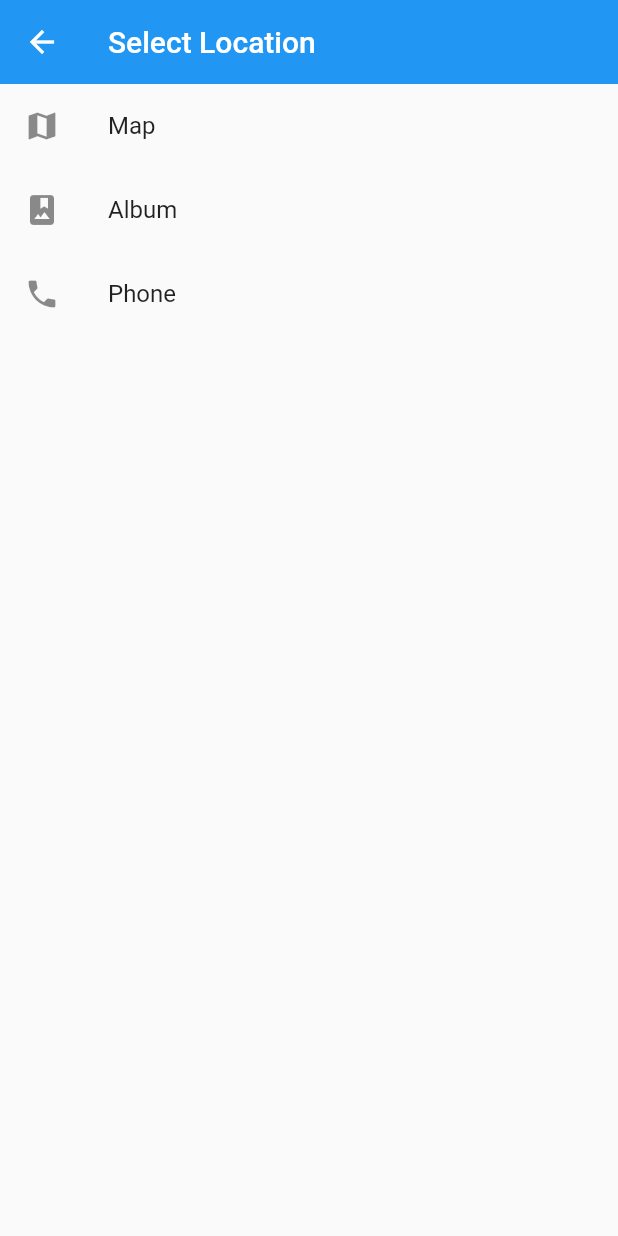
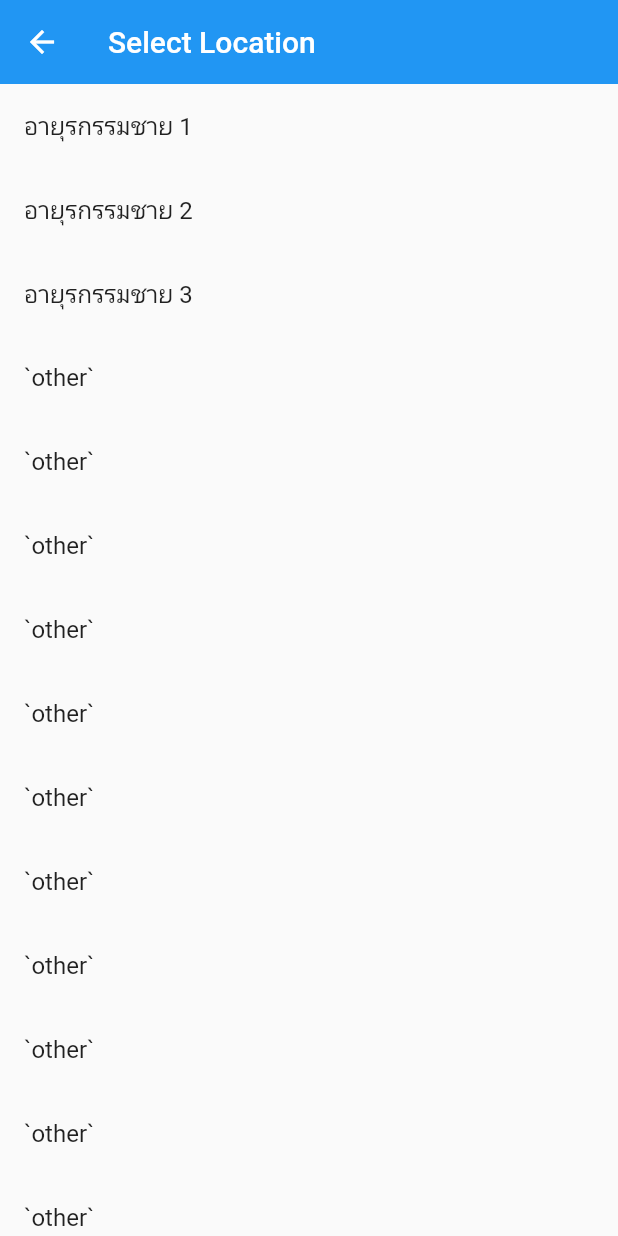
Before and after one commit to u4507075/device_booking, a Flutter app: the screen it shows after launch, on a phone screen of 412 x 824 dp. Run offline on Flutter 3.47's test engine with Material 2 defaults, Android fonts, the phone set to English and light mode, and no system bars; our stand-ins replace cloud_firestore, device_info, firebase_auth, firebase_core; accounts and stored records are empty.

Commit message:
12/5/64
ok

```diff
--- a/lib/test.dart
+++ b/lib/test.dart
@@ -15,16 +15,80 @@ class MyTestBook extends StatelessWidget {
         body: ListView(
           children: <Widget>[
             ListTile(
-              leading: Icon(Icons.map),
-              title: Text('Map'),
+              //leading: Icon(Icons.map),
+              title: Text('อายุรกรรมชาย 1'),
             ),
             ListTile(
-              leading: Icon(Icons.photo_album),
-              title: Text('Album'),
+              //leading: Icon(Icons.photo_album),
+              title: Text('อายุรกรรมชาย 2'),
             ),
             ListTile(
-              leading: Icon(Icons.phone),
-              title: Text('Phone'),
+              //leading: Icon(Icons.phone),
+              title: Text('อายุรกรรมชาย 3'),
+            ),
+            ListTile(
+              //leading: Icon(Icons.phone),
+              title: Text('`other`'),
+            ),
+            ListTile(
+              //leading: Icon(Icons.phone),
+              title: Text('`other`'),
+            ),
+            ListTile(
+              //leading: Icon(Icons.phone),
+              title: Text('`other`'),
+            ),
+            ListTile(
+              //leading: Icon(Icons.phone),
+              title: Text('`other`'),
+            ),
+            ListTile(
+              //leading: Icon(Icons.phone),
+              title: Text('`other`'),
+            ),
+            ListTile(
+              //leading: Icon(Icons.phone),
+              title: Text('`other`'),
+            ),
+            ListTile(
+              //leading: Icon(Icons.phone),
+              title: Text('`other`'),
+            ),
+            ListTile(
+              //leading: Icon(Icons.phone),
+              title: Text('`other`'),
+            ),
+            ListTile(
+              //leading: Icon(Icons.phone),
+              title: Text('`other`'),
+            ),
+            ListTile(
+              //leading: Icon(Icons.phone),
+              title: Text('`other`'),
+            ),
+            ListTile(
+              //leading: Icon(Icons.phone),
+              title: Text('`other`'),
+            ),
+            ListTile(
+              //leading: Icon(Icons.phone),
+              title: Text('`other`'),
+            ),
+            ListTile(
+              //leading: Icon(Icons.phone),
+              title: Text('`other`'),
+            ),
+            ListTile(
+              //leading: Icon(Icons.phone),
+              title: Text('`other`'),
+            ),
+            ListTile(
+              //leading: Icon(Icons.phone),
+              title: Text('`other`'),
+            ),
+            ListTile(
+              //leading: Icon(Icons.phone),
+              title: Text('`other`'),
             ),
           ],
         ),
@@ -32,3 +96,4 @@ class MyTestBook extends StatelessWidget {
     );
   }
 }
+// item builder + gesture
```
